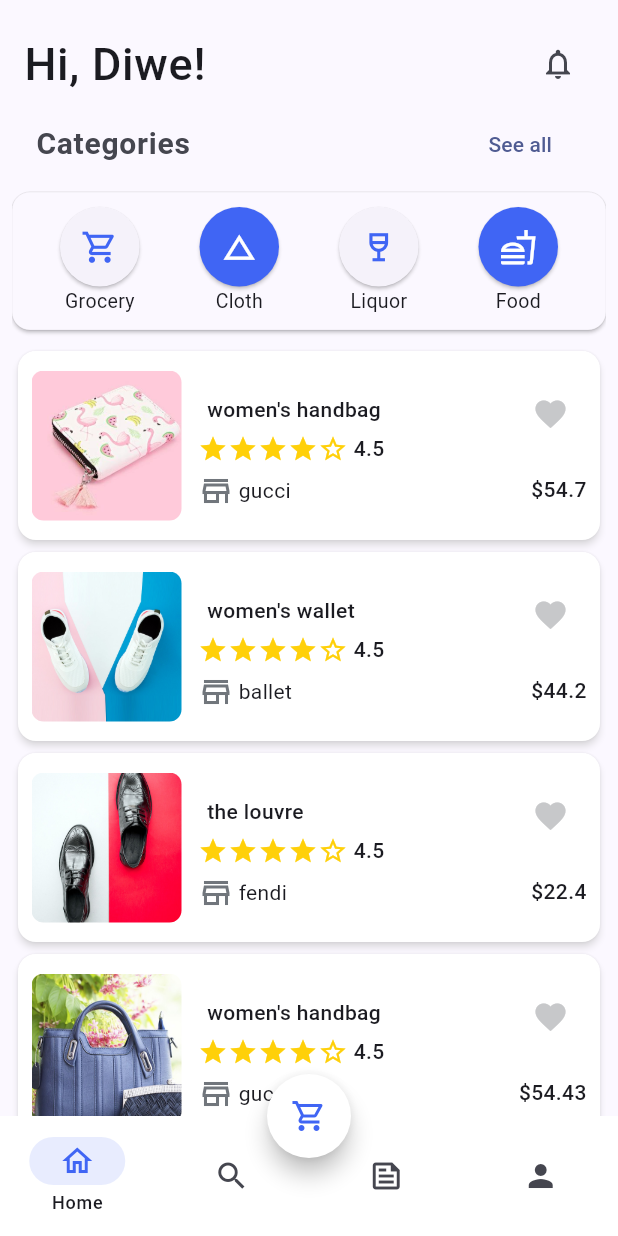
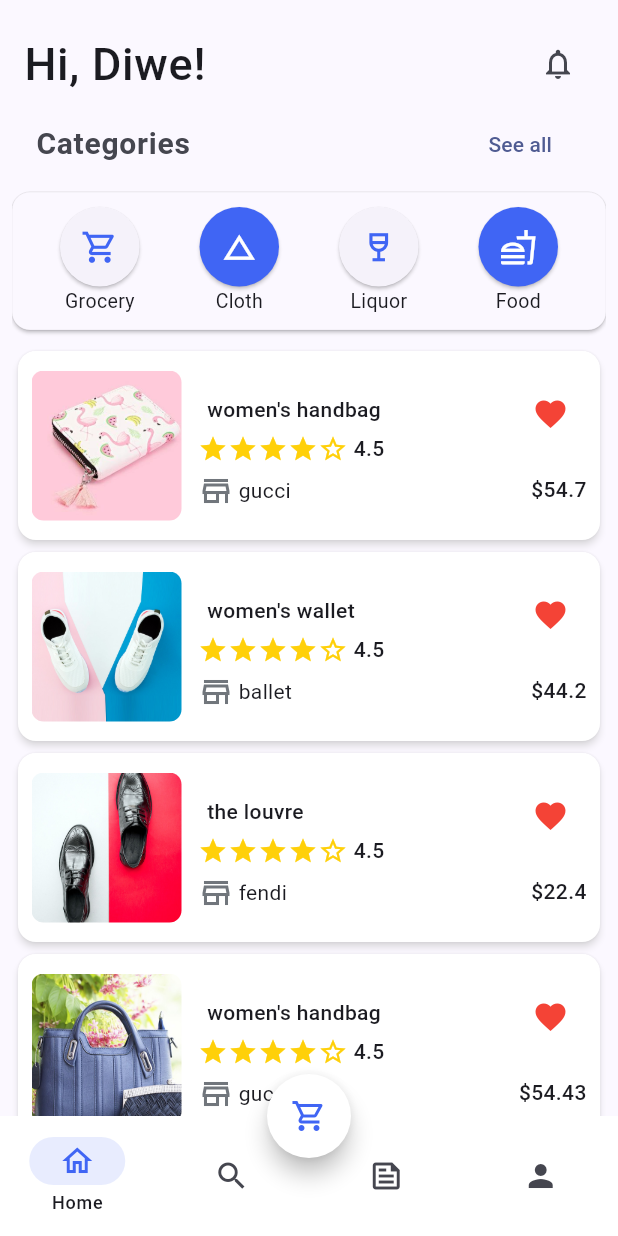
Before and after one commit to mhista/cartAfri, a Flutter app: the screen it shows after launch, on a phone screen of 412 x 824 dp. Run offline on Flutter 3.47's test engine with Material 3 defaults, Android fonts, the phone set to English and light mode, and no system bars; our stand-ins replace flutter_riverpod.

Commit message:
working on NIMtion

```diff
--- /dev/null
+++ b/lib/core/commons/animations.dart
@@ -0,0 +1,90 @@
+import 'package:cartafri/core/constants/constants.dart';
+import 'package:flutter/material.dart';
+
+// allows for animating text widget
+class TextTweenAnimation extends StatelessWidget {
+  const TextTweenAnimation({super.key, required this.text});
+  final Text text;
+  @override
+  Widget build(BuildContext context) {
+    return TweenAnimationBuilder(
+      duration: const Duration(milliseconds: 500),
+      tween: Tween<double>(begin: 0.0, end: 1.0),
+      builder: (BuildContext context, double _val, Widget? child) {
+        return Opacity(
+          opacity: _val,
+          child:
+              Padding(padding: EdgeInsets.only(top: _val * 20), child: child),
+        );
+      },
+      child: text,
+    );
+  }
+}
+
+// Icon animation
+class IconAnimation extends StatefulWidget {
+  const IconAnimation(
+      {super.key,
+      required this.iconData,
+      required this.startColor,
+      required this.endColor});
+  final IconData iconData;
+  final Color startColor;
+  final Color endColor;
+  @override
+  State<IconAnimation> createState() => _IconAnimationState();
+}
+
+class _IconAnimationState extends State<IconAnimation>
+    with SingleTickerProviderStateMixin {
+  AnimationController _controller;
+  Animation _colorAnimation;
+  bool isfav = false;
+
+  @override
+  void initState() {
+    super.initState();
+    _controller = AnimationController(
+      vsync: this,
+      duration: const Duration(milliseconds: 500),
+    );
+    _colorAnimation = ColorTween(begin: widget.startColor, end: widget.endColor)
+        .animate(_controller);
+    _controller.forward();
+    _controller.addStatusListener((status) {
+      if (status == AnimationStatus.completed) {
+        setState(() {
+          isfav = true;
+        });
+      }
+      if (status == AnimationStatus.dismissed) {
+        setState(() {
+          isfav = false;
+        });
+      }
+    });
+  }
+
+  @override
+  Widget build(BuildContext context) {
+    return AnimatedBuilder(
+      builder: (context, _) {
+        return IconButton(
+          icon: Icon(widget.iconData),
+          color: _colorAnimation.value,
+          onPressed: () {
+            isfav ? _controller.reverse() : _controller.forward();
+          },
+        );
+      },
+      animation: _controller,
+    );
+  }
+
+  @override
+  void dispose() {
+    super.dispose();
+    _controller.dispose();
+  }
+}
--- a/lib/models/product_model.dart
+++ b/lib/models/product_model.dart
@@ -9,56 +9,80 @@ final product_list = [
     'title': "women's handbag",
     'price': 54.70,
     'company': 'gucci',
-    'size': [8, 9, 10, 12, 13, 14, 15, 16, 17]
+    'size': [8, 9, 10, 12, 13, 14, 15, 16, 17],
+    'image': [
+      'images/bag (1).jpg',
+    ]
   },
   {
     'id': 2,
     'title': "women's wallet",
     'price': 44.20,
     'company': 'ballet',
-    'size': [8, 10, 16, 17]
+    'size': [8, 10, 16, 17],
+    'image': [
+      'images/bag (2).jpg',
+    ]
   },
   {
     'id': 3,
     'title': "the louvre",
     'price': 22.40,
     'company': 'fendi',
-    'size': [7, 8, 9, 14, 16, 12, 27]
+    'size': [7, 8, 9, 14, 16, 12, 27],
+    'image': [
+      'images/bag (3).jpg',
+    ]
   },
   {
     'id': 4,
     'title': "women's handbag",
     'price': 54.43,
     'company': 'gucci',
-    'size': [8, 9, 10, 11]
+    'size': [8, 9, 10, 11],
+    'image': [
+      'images/bag (4).jpg',
+    ]
   },
   {
     'id': 5,
     'title': "katafe handbag",
     'price': 74.49,
     'company': 'ballet',
-    'size': [8, 9, 10]
+    'size': [8, 9, 10],
+    'image': [
+      'images/bag (5).jpg',
+    ]
   },
   {
     'id': 6,
     'title': "sceneric purse",
     'price': 54.4,
     'company': 'fendi',
-    'size': [8, 9, 11, 12]
+    'size': [8, 9, 11, 12],
+    'image': [
+      'images/bags (6).jpg',
+    ]
   },
   {
     'id': 7,
     'title': "memoir cloth",
     'price': 84.4,
     'company': 'ballet',
-    'size': [8, 9, 10, 12, 16, 17]
+    'size': [8, 9, 10, 12, 16, 17],
+    'image': [
+      'images/cos (3).jpg',
+    ]
   },
   {
     'id': 8,
     'title': "handbag",
     'price': 54.4,
     'company': 'louis vitton',
-    'size': [8, 9, 10]
+    'size': [8, 9, 10],
+    'image': [
+      'images/cos (2).jpg',
+    ]
   }
 ];
 
--- a/lib/screens/home.dart
+++ b/lib/screens/home.dart
@@ -1,34 +1,39 @@
+import 'package:cartafri/core/commons/animations.dart';
 import 'package:cartafri/core/constants/constants.dart';
 import 'package:cartafri/core/commons/reusables.dart';
-import 'package:cartafri/features/functionality/Image_selector.dart';
 import 'package:cartafri/models/product_model.dart';
 import 'package:cartafri/screens/product_detail.dart';
 import 'package:flutter/material.dart';
 
 class AppHomePage extends StatelessWidget {
-  AppHomePage({super.key, this.productImages});
-  final ImagePicker? productImages;
-  final carts = ImagePicker();
+  AppHomePage({super.key});
   final product = product_list;
   @override
   Widget build(BuildContext context) {
     return Scaffold(
       body: CustomScrollView(slivers: [
+        // greeting widget
         SliverAppBar(
           expandedHeight: 0,
           centerTitle: false,
           flexibleSpace: FlexibleSpaceBar(
             background: ListTile(
               contentPadding: const EdgeInsets.symmetric(horizontal: 8.0),
-                title: const Text('Hi, Diwe!',
-                    style:
-                        TextStyle(fontSize: 30, fontWeight: FontWeight.w500)),
+              title: const Text(
+                'Hi, Diwe!',
+                style: TextStyle(fontSize: 30, fontWeight: FontWeight.w500),
+              ),
               trailing: IconButton(
                 onPressed: () {},
-                    icon: const Icon(Icons.notifications_none_outlined))),
+                icon: const Icon(Icons.notifications_none_outlined),
               ),
             ),
+          ),
+        ),
+        // categories and see all widget
         SliverAppBar(
+          expandedHeight: 0.0,
+          floating: true,
           flexibleSpace: FlexibleSpaceBar(
             background: ListTile(
               leading: const Text(
@@ -43,9 +48,10 @@ class AppHomePage extends StatelessWidget {
           ),
         ),
         SliverAppBar(
+          stretch: true,
           pinned: true,
           bottom: PreferredSize(
-            preferredSize: Size.fromHeight(50),
+            preferredSize: const Size.fromHeight(50),
             child: Column(children: [
               Padding(
                 padding: const EdgeInsets.only(bottom: 10.0),
@@ -55,7 +61,8 @@ class AppHomePage extends StatelessWidget {
                         width: 0.1,
                         strokeAlign: BorderSide.strokeAlignOutside,
                         color: Colors.grey),
-                      borderRadius: BorderRadius.circular(12.0)),
+                    borderRadius: BorderRadius.circular(12.0),
+                  ),
                   elevation: 1.0,
                   child: Container(
                     padding: const EdgeInsets.symmetric(
@@ -123,11 +130,12 @@ class AppHomePage extends StatelessWidget {
           itemCount: product.length,
           itemBuilder: (context, index) {
             final item = product[index];
+            final tag = (item['image'] as List<String>)[0];
             return GestureDetector(
               onTap: () {
                 Navigator.of(context)
                     .push(MaterialPageRoute(builder: (context) {
-                  return ProductDetail(product: item);
+                  return ProductDetail(product: item, tag: tag);
                 }));
               },
               child: Card(
@@ -143,8 +151,11 @@ class AppHomePage extends StatelessWidget {
                           width: 100.0,
                           child: ClipRRect(
                             borderRadius: BorderRadius.circular(8.0),
-                            child: Image.asset(carts.getImageList()[index],
+                            child: Hero(
+                              tag: tag,
+                              child: Image.asset(tag,
                                   height: 1000.0, fit: BoxFit.cover),
+                            ),
                           ),
                         ),
                       ),
@@ -159,17 +170,18 @@ class AppHomePage extends StatelessWidget {
                                         left: 9.0, top: 11.0, bottom: 3.0),
                                     child: Text(item['title'] as String,
                                         style: kProductStyle)),
-                                Padding(
-                                  padding: const EdgeInsets.all(3.0),
+                                const Padding(
+                                  padding: EdgeInsets.all(3.0),
                                   child: RowTextReview(),
                                 ),
                                 Padding(
-                                  padding: EdgeInsets.all(3.0),
+                                  padding: const EdgeInsets.all(3.0),
                                   child: Row(children: [
-                                    Icon(Icons.store_mall_directory_outlined,
+                                    const Icon(
+                                        Icons.store_mall_directory_outlined,
                                         color: kGreyColor2),
                                     Padding(
-                                      padding: EdgeInsets.only(left: 3.0),
+                                      padding: const EdgeInsets.only(left: 3.0),
                                       child: Text(item['company'] as String),
                                     ),
                                   ]),
@@ -183,16 +195,15 @@ class AppHomePage extends StatelessWidget {
                             mainAxisAlignment: MainAxisAlignment.start,
                             crossAxisAlignment: CrossAxisAlignment.end,
                             children: [
+                              const Padding(
+                                  padding: EdgeInsets.only(bottom: 8.0),
+                                  child: IconAnimation(
+                                    iconData: Icons.favorite,
+                                    startColor: kGreyColor,
+                                    endColor: Colors.red,
+                                  )),
                               Padding(
-                                padding: const EdgeInsets.only(bottom: 8.0),
-                                child: IconButton(
-                                  onPressed: () {},
-                                  icon: const Icon(Icons.favorite,
-                                      color: kGreyColor),
-                                ),
-                              ),
-                              Padding(
-                                padding: EdgeInsets.only(top: 8.0),
+                                padding: const EdgeInsets.only(top: 8.0),
                                 child: Text('\$${item['price'] as double}',
                                     style: kProductStyle),
                               ),
```
Also changed, not shown: lib/screens/product_detail.dart (+17 -11 lines). Lines whose indentation alone changed are shown as unchanged.
